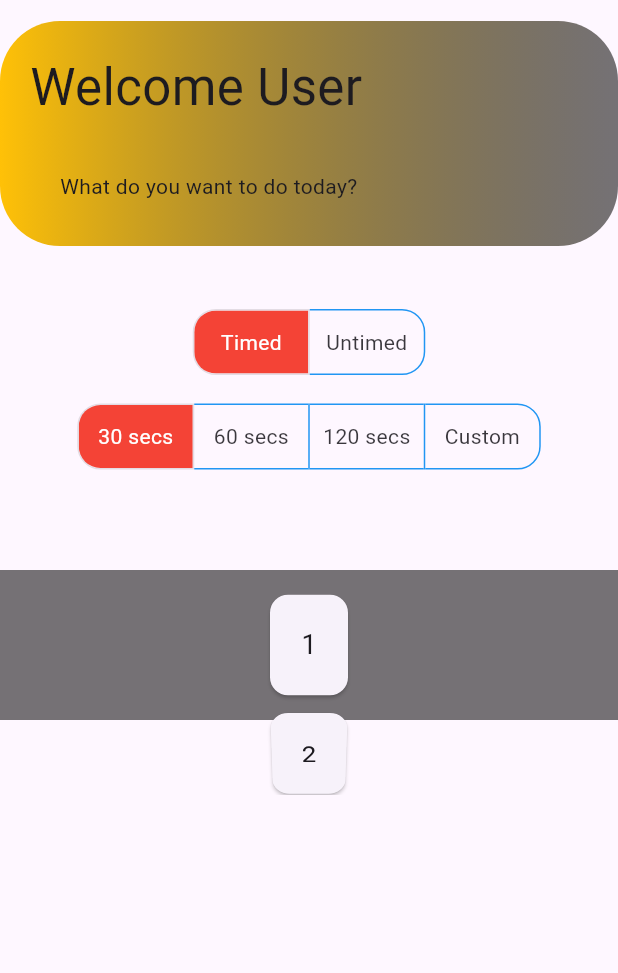
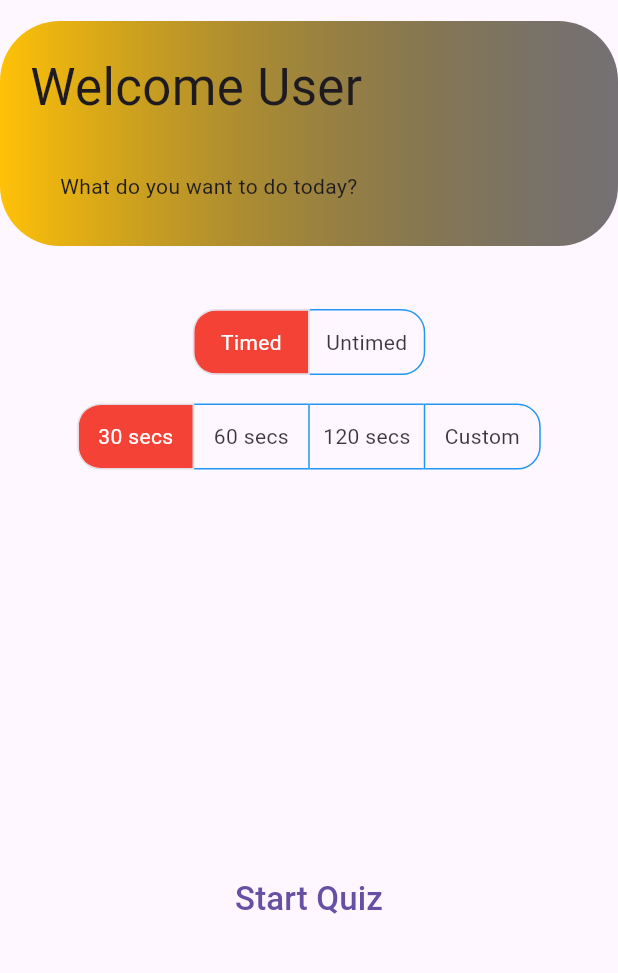
Before and after one commit to soulandbone/der_die_das, a Flutter app: the screen it shows after launch, after a tap on "Timed", on a phone screen of 412 x 824 dp, the part 63-1036 px from its top. Run offline on Flutter 3.47's test engine with Material 3 defaults, Android fonts, the phone set to English and light mode, and no system bars; our stand-ins replace bloc, cloud_firestore, firebase_core, flex_color_scheme, flutter_bloc, gap and 2 more; accounts and stored records are empty; statements that could not run were skipped.

Commit message:
Semi Working version, need to polish on the options being chosen, custom is still WIP

```diff
--- a/lib/presentation/bloc/questionBloc/question_bloc.dart
+++ b/lib/presentation/bloc/questionBloc/question_bloc.dart
@@ -156,6 +156,8 @@ class QuestionBloc extends Bloc<QuestionEvent, QuestionState> {
       totalTime = null;
     }
 
+    print('event is emmited');
+
     emit(
       QuizInProgress(
         questions: questionsToUse,
--- a/lib/presentation/screens/menu.dart
+++ b/lib/presentation/screens/menu.dart
@@ -1,4 +1,5 @@
 import 'package:der_die_das/presentation/bloc/questionBloc/question_bloc.dart';
+import 'package:der_die_das/presentation/screens/quiz.dart';
 import 'package:der_die_das/presentation/widgets/drawer/main_drawer.dart';
 import 'package:der_die_das/presentation/widgets/mainMenu/ListWheel/custom_menu_toggle.dart';
 import 'package:der_die_das/presentation/widgets/mainMenu/main_menu_toggle.dart';
@@ -22,7 +23,16 @@ class _MenuScreenState extends State<MenuScreen> {
 
   @override
   Widget build(BuildContext context) {
-    final List<String> options = ['1', '2', '3'];
+    final List<int> timedOptions = [30, 60, 120];
+    final List<int> untimedOptions = [10, 25, 50];
+
+    TypeOfQuiz typeOfQuiz = isTimed ? TypeOfQuiz.timed : TypeOfQuiz.untimed;
+    int time = timedOptions[timedSelection];
+    int numberOfQuestions = untimedOptions[untimedSelection];
+
+    final List<int> options = List.generate(100, (int index) => index + 1);
+
+    final quizBloc = context.read<QuestionBloc>();
 
     return Scaffold(
       appBar: AppBar(title: Text('Der,Die,Das')),
@@ -40,7 +50,11 @@ class _MenuScreenState extends State<MenuScreen> {
                   labels: ['Timed', 'Untimed'],
                   function: (index) {
                     setState(() {
-                      isTimed = index == 0;
+                      isTimed =
+                          index ==
+                          0; //resets the values for timedSelection and untimedSelection each time that it is changed
+                      timedSelection = 0;
+                      untimedSelection = 0;
                     });
                   },
                 ),
@@ -70,7 +84,8 @@ class _MenuScreenState extends State<MenuScreen> {
                       },
                     ),
                 Gap(15),
-                CustomMenuToggle(
+                (timedSelection == 3 || untimedSelection == 3)
+                    ? CustomMenuToggle(
                       options: options,
                       selectedIndex: customSelectedIndex,
                       onChanged: (int index) {
@@ -79,6 +94,23 @@ class _MenuScreenState extends State<MenuScreen> {
                         });
                         print('Selected index is $index');
                       },
+                    )
+                    : Gap(200),
+                Gap(45),
+                TextButton(
+                  onPressed: () {
+                    Navigator.of(context).pushReplacement(
+                      MaterialPageRoute(builder: (context) => QuizScreen()),
+                    );
+                    quizBloc.add(
+                      StartQuizWithOptions(
+                        quizType: TypeOfQuiz.timed,
+                        time: 30,
+                        // numberOfQuestions: !isTimed ? numberOfQuestions : null,
+                      ),
+                    ); // seguir desde aqui
+                  },
+                  child: Text('Start Quiz', style: TextStyle(fontSize: 22)),
                 ),
               ],
             );
--- a/lib/presentation/widgets/mainMenu/ListWheel/custom_menu_toggle.dart
+++ b/lib/presentation/widgets/mainMenu/ListWheel/custom_menu_toggle.dart
@@ -9,7 +9,7 @@ class CustomMenuToggle extends StatelessWidget {
     super.key,
   });
 
-  final List<String> options;
+  final List<int> options;
   final int selectedIndex;
   final ValueChanged<int> onChanged;
 
@@ -35,7 +35,10 @@ class CustomMenuToggle extends StatelessWidget {
             childDelegate: ListWheelChildListDelegate(
               children:
                   options
-                      .map((e) => Center(child: ListwheelItem(text: (e))))
+                      .map(
+                        (e) =>
+                            Center(child: ListwheelItem(text: (e.toString()))),
+                      )
                       .toList(),
             ),
           ),
```
Lines whose indentation alone changed are shown as unchanged.
